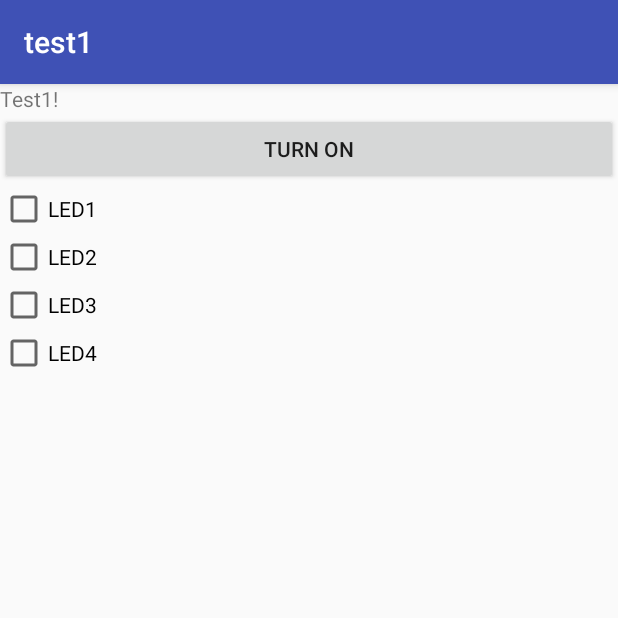
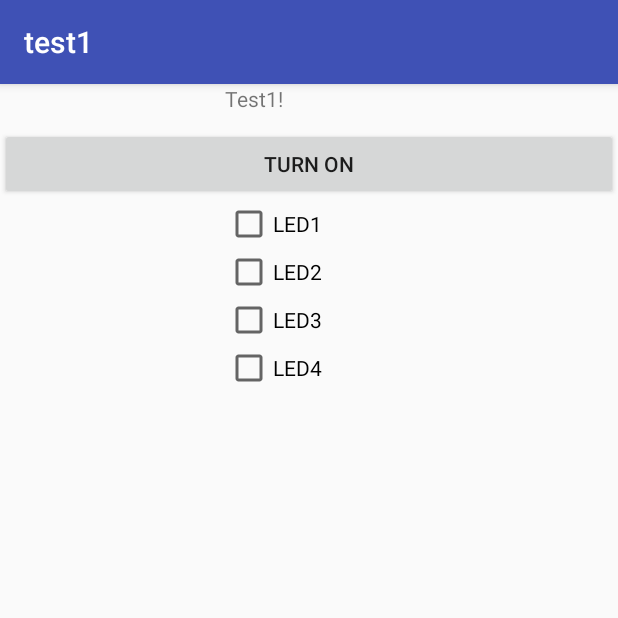
Before and after one commit to luoshun1990/android_test1, an Android app: the screen it shows after launch (MainActivity), on a phone screen of 412 x 824 dp, the top half of it. Run offline under Robolectric (Android 15) with nearby library versions, the phone set to English and light mode, and no system bars.

```diff
--- a/app/src/main/res/layout/activity_main.xml
+++ b/app/src/main/res/layout/activity_main.xml
@@ -10,32 +10,50 @@
     >
 
     <TextView
+        android:id="@+id/txt1"
         android:layout_width="wrap_content"
         android:layout_height="wrap_content"
         android:text="Test1!"
+        android:layout_marginLeft="150dp"
         app:layout_constraintBottom_toBottomOf="parent"
         app:layout_constraintLeft_toLeftOf="parent"
         app:layout_constraintRight_toRightOf="parent"
         app:layout_constraintTop_toTopOf="parent" />
 
   <Button
+      android:id="@+id/btn_one"
       android:text="turn on"
       android:layout_width="fill_parent"
-      android:layout_height="wrap_content" />
+      android:layout_height="wrap_content"
+      android:layout_marginTop="10dp"
+      android:onClick="click"/>
+
     <CheckBox
+        android:id="@+id/LED1"
         android:layout_width="fill_parent"
         android:layout_height="wrap_content"
-        android:text="LED1"/>
+        android:text="LED1"
+        android:onClick="click"
+        android:layout_marginLeft="150dp"/>
     <CheckBox
+        android:id="@+id/LED2"
         android:layout_width="fill_parent"
         android:layout_height="wrap_content"
-        android:text="LED2"/>
+        android:text="LED2"
+        android:onClick="click"
+        android:layout_marginLeft="150dp"/>
     <CheckBox
+        android:id="@+id/LED3"
         android:layout_width="fill_parent"
         android:layout_height="wrap_content"
-        android:text="LED3"/>
+        android:text="LED3"
+        android:onClick="click"
+        android:layout_marginLeft="150dp"/>
     <CheckBox
+        android:id="@+id/LED4"
         android:layout_width="fill_parent"
         android:layout_height="wrap_content"
-        android:text="LED4"/>
+        android:text="LED4"
+        android:onClick="click"
+        android:layout_marginLeft="150dp"/>
 </android.support.v7.widget.LinearLayoutCompat>
--- a/build.gradle
+++ b/build.gradle
@@ -7,7 +7,7 @@ buildscript {
         jcenter()
     }
     dependencies {
-        classpath 'com.android.tools.build:gradle:3.0.0'
+        classpath 'com.android.tools.build:gradle:3.0.1'
 
 
         // NOTE: Do not place your application dependencies here; they belong
```
Also changed, not shown: app/src/main/java/com/example/luo/test1/MainActivity.java (+75 -1 lines).
